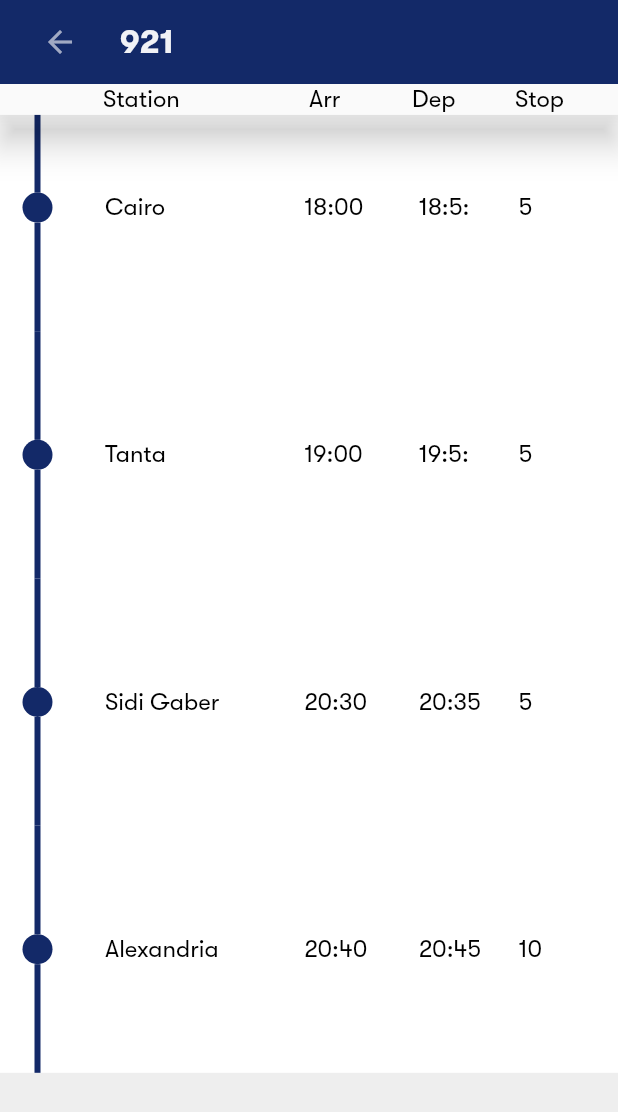
After one commit to yosefHesham/railways, a Flutter app: the TrainRoute screen opened directly with sample values from the repository, on a phone screen of 412 x 824 dp. The commit adds this screen. Shown: the top 1112 px of the screen. Run offline on Flutter 3.47's test engine with Material 2 defaults, Android fonts, the phone set to English and light mode, and no system bars; drawn by our look-alikes of timeline_tile; our stand-ins replace cloud_firestore, firebase_auth, firebase_core, flutter_rating_bar, flutter_typeahead, font_awesome_flutter and 6 more; missing offline and left inert: downloads_path_provider; accounts and stored records are empty.

Commit message:
finish train route

```diff
--- /dev/null
+++ b/lib/screens/train_route.dart
@@ -0,0 +1,123 @@
+import 'package:flutter/material.dart';
+import 'package:provider/provider.dart';
+import 'package:railways/model/train.dart';
+import 'package:railways/providers/trains_provider.dart';
+import 'package:railways/public/colors.dart';
+import 'package:timeline_tile/timeline_tile.dart';
+
+class TrainRoute extends StatelessWidget {
+  final Train train;
+  TrainRoute(this.train);
+
+  @override
+  Widget build(BuildContext context) {
+    final from =
+        Provider.of<TrainsProvider>(context, listen: false).fromStation;
+    final to = Provider.of<TrainsProvider>(context, listen: false).toStation;
+    return SafeArea(
+      child: Scaffold(
+          appBar: PreferredSize(
+            preferredSize: Size.fromHeight(70),
+            child: Container(
+                color: Theme.of(context).primaryColor,
+                child: ListTile(
+                  leading: IconButton(
+                    onPressed: () => Navigator.of(context).pop(),
+                    icon: Icon(
+                      Icons.arrow_back,
+                      color: Public.textFieldColor,
+                    ),
+                  ),
+                  title: Text(
+                    train.number,
+                    style: TextStyle(
+                        color: Public.textFieldFillColor,
+                        fontWeight: FontWeight.w600,
+                        fontSize: 22),
+                  ),
+                )),
+          ),
+          backgroundColor: Colors.grey[200],
+          body: SingleChildScrollView(
+              child: Container(
+            child: Stack(children: [
+              Container(
+                  color: Colors.white,
+                  height: MediaQuery.of(context).size.height * .8,
+                  child: Column(
+                    children: train.stopStations
+                        .map((station) => Expanded(
+                              child: Container(
+                                margin: EdgeInsets.only(left: 15),
+                                child: TimelineTile(
+                                  isFirst: station.name == from ? true : false,
+                                  isLast: station.name == to ? true : false,
+                                  beforeLineStyle: LineStyle(
+                                      color: Theme.of(context).primaryColor),
+                                  afterLineStyle: LineStyle(
+                                      color: Theme.of(context).primaryColor),
+                                  indicatorStyle: IndicatorStyle(
+                                      color: Theme.of(context).primaryColor),
+                                  endChild: Row(
+                                    mainAxisAlignment:
+                                        MainAxisAlignment.spaceBetween,
+                                    children: [
+                                      SizedBox(
+                                        width: 35,
+                                      ),
+                                      buildText(station.name, 2),
+                                      buildText(
+                                          station.arrivalTime.substring(0, 5),
+                                          1),
+                                      SizedBox(
+                                        width: 10,
+                                      ),
+                                      buildText(
+                                          station.departTime.substring(0, 5),
+                                          1),
+                                      SizedBox(
+                                        height: 20,
+                                      ),
+                                      buildText(station.stopTime.toString(), 1),
+                                    ],
+                                  ),
+                                ),
+                              ),
+                            ))
+                        .toList(),
+                  )),
+              Container(
+                width: double.infinity,
+                height: MediaQuery.of(context).size.height * .025,
+                child: Material(
+                  elevation: 10,
+                  child: Row(
+                    mainAxisAlignment: MainAxisAlignment.spaceEvenly,
+                    children: [
+                      Expanded(
+                        child: Icon(
+                          Icons.do_disturb_alt_outlined,
+                          size: 25,
+                          color: Colors.grey.withOpacity(0),
+                        ),
+                      ),
+                      buildText("Station", 2),
+                      buildText("Arr", 1),
+                      buildText("Dep", 1),
+                      buildText("Stop", 1)
+                    ],
+                  ),
+                ),
+              ),
+            ]),
+          ))),
+    );
+  }
+}
+
+Widget buildText(String title, int flexValue) {
+  return Expanded(
+    flex: flexValue,
+    child: Text(title, style: TextStyle(color: Colors.black, fontSize: 16)),
+  );
+}
--- a/lib/widgets/rating_value.dart
+++ b/lib/widgets/rating_value.dart
@@ -14,14 +14,10 @@ class RatingValue extends StatelessWidget {
           FractionallySizedBox(
             alignment: Alignment.centerLeft,
             widthFactor: .5,
-            heightFactor: .4,
+            heightFactor: 1,
             child: Container(
               alignment: Alignment.centerRight,
               color: Theme.of(context).primaryColor,
-              child: Icon(
-                Icons.ac_unit,
-                size: 15,
-              ),
             ),
           ),
         ],
--- a/lib/widgets/review_widget.dart
+++ b/lib/widgets/review_widget.dart
@@ -25,7 +25,7 @@ class ReviewWidget extends StatelessWidget {
             itemSize: 35,
             itemPadding: EdgeInsets.symmetric(horizontal: 4.0),
             itemBuilder: (context, _) => Icon(
-              Icons.star_outline,
+              Icons.star,
               color: Color(0xff2043B0),
             ),
             onRatingUpdate: (rating) {
--- a/lib/widgets/timeline_rightChild.dart
+++ b/lib/widgets/timeline_rightChild.dart
@@ -13,7 +13,7 @@ class TimeLineRChild extends StatelessWidget {
         Provider.of<TrainsProvider>(context, listen: false).fromStation;
     final dest = Provider.of<TrainsProvider>(context, listen: false).toStation;
     return Card(
-      margin: const EdgeInsets.only(bottom: 30, left: 50),
+      margin: const EdgeInsets.only(bottom: 40, left: 50),
       child: Column(
         mainAxisAlignment: MainAxisAlignment.start,
         crossAxisAlignment: CrossAxisAlignment.start,
```
Also changed, not shown: lib/screens/running_status_screen.dart (+1 -22 lines), lib/screens/train_details.dart (+25 -3 lines), lib/widgets/track_line.dart (+0 -19 lines).
